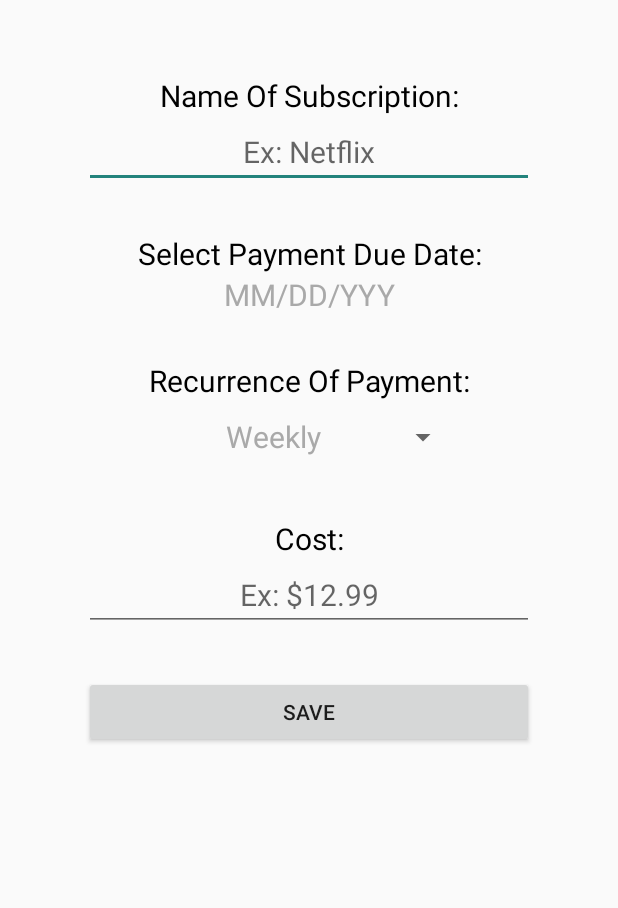
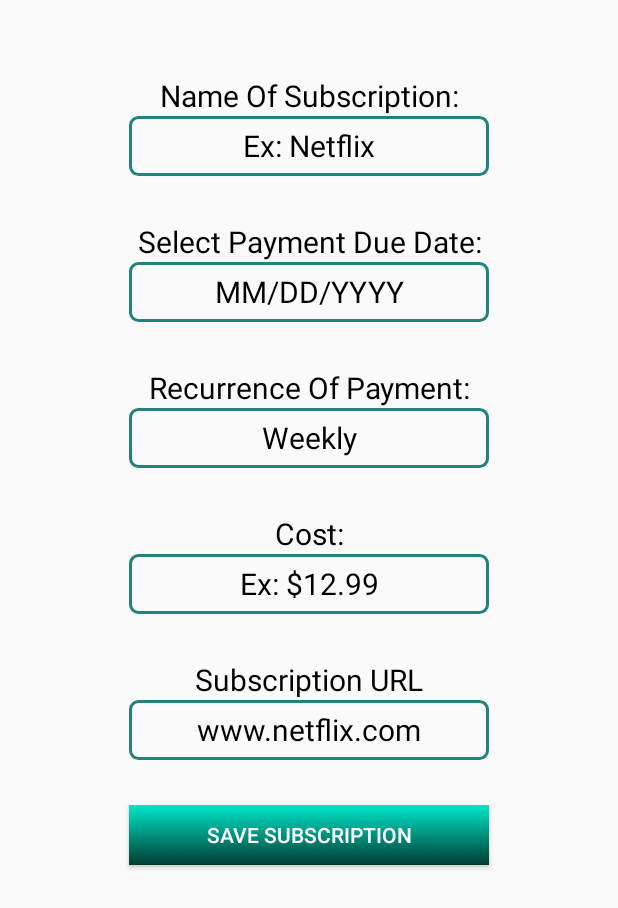
Before and after one commit to c-torres05/SubMerge, an Android app: the Edit screen opened directly, with no data from a screen before it, on a phone screen of 412 x 824 dp. Shown: the top 908 px of the screen. Run offline under Robolectric (Android 15) with nearby library versions, the light colour scheme and no system bars; libraries missing offline, so code that uses them is left out: com.mongodb.client, com.mongodb.lang, com.mongodb.stitch, org.bson, org.bson.codecs and 1 more; 1 statement that could not run was skipped.

Commit message:
cynthia-sprint3

```diff
--- /dev/null
+++ b/app/src/main/res/drawable/shape.xml
@@ -0,0 +1,8 @@
+<?xml version="1.0" encoding="utf-8"?>
+<shape xmlns:android="http://schemas.android.com/apk/res/android"
+    android:shape="rectangle">
+    <solid android:color="@android:color/transparent" />
+    <stroke android:color="@color/colorAccent" android:width="2dp" />
+    <corners android:radius="5dp" />
+
+</shape>
--- a/app/src/main/res/layout/edit.xml
+++ b/app/src/main/res/layout/edit.xml
@@ -7,7 +7,7 @@
 
     <LinearLayout
         android:layout_width="300dp"
-        android:layout_height="500dp"
+        android:layout_height="200dp"
         android:layout_alignParentTop="true"
         android:layout_alignParentBottom="true"
         android:layout_centerHorizontal="true"
@@ -18,17 +18,20 @@
         <!--Subscription Name-->
         <TextView
             android:id="@+id/sub_name"
-            android:layout_width="match_parent"
+            android:layout_width="240dp"
             android:layout_height="wrap_content"
+            android:layout_gravity="center"
             android:gravity="center"
             android:text="@string/name"
-            android:textColor="@color/black"
+            android:textColor="@color/text"
             android:textSize="20sp" />
 
         <EditText
             android:id="@+id/sub_input"
-            android:layout_width="match_parent"
-            android:layout_height="wrap_content"
+            android:layout_width="240dp"
+            android:layout_height="40dp"
+            android:layout_gravity="center"
+            android:background="@drawable/shape"
             android:gravity="center"
             android:hint="@string/example"
             android:importantForAutofill="no"
@@ -42,20 +45,23 @@
         <!--Renewal Date-->
         <TextView
             android:id="@+id/renewal_date"
-            android:layout_width="match_parent"
+            android:layout_width="240dp"
             android:layout_height="wrap_content"
+            android:layout_gravity="center"
             android:gravity="center"
             android:text="@string/payment"
-            android:textColor="@color/black"
+            android:textColor="@color/text"
             android:textSize="20sp" />
 
         <TextView
             android:id="@+id/select_date"
-            android:layout_width="match_parent"
-            android:layout_height="wrap_content"
+            android:layout_width="240dp"
+            android:layout_height="40dp"
+            android:layout_gravity="center"
+            android:background="@drawable/shape"
             android:gravity="center"
             android:text="@string/payment_ex"
-            android:textColor="@color/grey"
+            android:textColor="@color/text"
             android:textSize="20sp" />
 
         <Space
@@ -65,18 +71,20 @@
         <!--Payment Recurrence-->
         <TextView
             android:id="@+id/payment_recurrence"
-            android:layout_width="match_parent"
+            android:layout_width="240dp"
             android:layout_height="wrap_content"
+            android:layout_gravity="center"
             android:gravity="center"
             android:text="@string/recurrence"
-            android:textColor="@color/black"
+            android:textColor="@color/text"
             android:textSize="20sp" />
 
         <Spinner
             android:id="@+id/recur_spinner"
-            android:layout_width="200dp"
-            android:layout_height="wrap_content"
+            android:layout_width="240dp"
+            android:layout_height="40dp"
             android:layout_gravity="center"
+            android:background="@drawable/shape"
             android:text="@string/select"
             android:textAlignment="center" />
 
@@ -85,20 +93,22 @@
             android:layout_height="30dp" />
 
         <!--Cost-->
-
         <TextView
             android:id="@+id/cost_text"
-            android:layout_width="match_parent"
+            android:layout_width="240dp"
             android:layout_height="wrap_content"
+            android:layout_gravity="center"
             android:gravity="center"
             android:text="@string/cost"
-            android:textColor="@color/black"
+            android:textColor="@color/text"
             android:textSize="20sp" />
 
         <EditText
             android:id="@+id/cost_input"
-            android:layout_width="match_parent"
-            android:layout_height="wrap_content"
+            android:layout_width="240dp"
+            android:layout_height="40dp"
+            android:layout_gravity="center"
+            android:background="@drawable/shape"
             android:gravity="center"
             android:hint="@string/cost_ex"
             android:importantForAutofill="no"
@@ -109,11 +119,39 @@
             android:layout_width="match_parent"
             android:layout_height="30dp" />
 
+        <!--Cost-->
+        <TextView
+            android:id="@+id/url_text"
+            android:layout_width="240dp"
+            android:layout_height="wrap_content"
+            android:layout_gravity="center"
+            android:gravity="center"
+            android:text="@string/url"
+            android:textColor="@color/text"
+            android:textSize="20sp" />
+
+        <EditText
+            android:id="@+id/url_input"
+            android:layout_width="240dp"
+            android:layout_height="40dp"
+            android:layout_gravity="center"
+            android:background="@drawable/shape"
+            android:gravity="center"
+            android:hint="@string/url_ex"
+            android:importantForAutofill="no"
+            android:textSize="20sp" />
+
+        <Space
+            android:layout_width="match_parent"
+            android:layout_height="30dp" />
+
         <Button
             android:id="@+id/save_button"
-            android:layout_width="match_parent"
-            android:layout_height="wrap_content"
-            android:text="@string/button" />
-
+            android:layout_width="240dp"
+            android:layout_height="40dp"
+            android:layout_gravity="center"
+            android:background="@drawable/fade"
+            android:text="@string/button"
+            android:textColor="@color/white" />
     </LinearLayout>
 </RelativeLayout>
--- a/app/src/main/res/layout/edit_spinner.xml
+++ b/app/src/main/res/layout/edit_spinner.xml
@@ -5,11 +5,14 @@
 
     <TextView
         android:id="@+id/spinner_text_view"
-        android:layout_width="168dp"
-        android:layout_height="48dp"
+        android:layout_width="240dp"
+        android:layout_height="40dp"
+        android:layout_gravity="center"
+        android:gravity="center"
         android:text="@string/select"
-        android:textColor="@color/grey"
+        android:textAlignment="center"
+        android:textColor="@color/text"
         android:textSize="20sp"
-        android:gravity="center"/>
+        android:theme="@style/ThemeOverlay.AppCompat.Light" />
 
 </RelativeLayout>
--- a/app/src/main/res/layout/main.xml
+++ b/app/src/main/res/layout/main.xml
@@ -23,7 +23,7 @@
         android:layout_height="wrap_content"
         android:textSize="30sp"
         android:textAlignment="center"
-        android:textColor="@color/black"
+        android:textColor="@color/text"
         android:layout_marginTop="10dp"
         android:text="Cost this month"/>
 
@@ -31,7 +31,7 @@
         android:id="@+id/current_cost"
         android:textSize="30sp"
         android:textAlignment="center"
-        android:textColor="@color/black"
+        android:textColor="@color/text"
         android:layout_width="match_parent"
         android:layout_height="wrap_content"
         android:layout_below="@id/title"
@@ -50,7 +50,7 @@
         app:anotherMonthsDaysLabelsColor="#888787"
         app:abbreviationsBarColor="#FFFFFF"
         app:abbreviationsLabelsColor="#000000"
-        app:daysLabelsColor="@color/black"
+        app:daysLabelsColor="@color/text"
         app:pagesColor="#FFFFFF"
         />
 
--- a/app/src/main/res/layout/main_item.xml
+++ b/app/src/main/res/layout/main_item.xml
@@ -40,7 +40,7 @@
             android:layout_height="wrap_content"
             android:textSize="25dp"
             android:textStyle="bold"
-            android:textColor="@color/black"
+            android:textColor="@color/text"
             android:layout_marginLeft="25dp"
             android:layout_alignParentTop="true"
             android:layout_toEndOf="@+id/image"/>
@@ -54,7 +54,7 @@
             android:layout_marginLeft="25dp"
             android:textSize="15dp"
             android:textStyle="bold"
-            android:textColor="@color/black"/>
+            android:textColor="@color/text"/>
 
         <TextView
             android:id="@+id/cost"
@@ -62,7 +62,7 @@
             android:layout_height="wrap_content"
             android:textSize="25dp"
             android:textStyle="bold"
-            android:textColor="@color/black"
+            android:textColor="@color/text"
             android:layout_marginLeft="25dp"
             android:layout_marginRight="10dp"
             android:layout_alignParentRight="true"/>
@@ -76,7 +76,7 @@
             android:layout_alignBottom="@+id/message"
             android:textSize="15dp"
             android:textStyle="bold"
-            android:textColor="@color/black"/>
+            android:textColor="@color/text"/>
 
         <ImageView
             android:id="@+id/change_image"
--- a/app/src/main/res/values/colors.xml
+++ b/app/src/main/res/values/colors.xml
@@ -5,8 +5,7 @@
     <color name="colorPrimaryDark">#00BDA0</color>
     <color name="colorAccent">#23837C</color>
     <color name="text">#000000</color>
-    <color name="black">#000000</color>
-    <color name="grey">#A9A9A9</color>
+    <color name="white">#FFFFFF</color>
 
     <color name="daysLabelColor">#8A000000</color>
     <color name="currentMonthDayColor">#de000000</color>
--- a/app/src/main/res/values/strings.xml
+++ b/app/src/main/res/values/strings.xml
@@ -47,11 +47,13 @@
     <string name="recurrence">Recurrence Of Payment:</string>
     <string name="cost">Cost:</string>
     <string name="example">Ex: Netflix</string>
-    <string name="payment_ex">MM/DD/YYY</string>
+    <string name="url">Subscription URL</string>
+    <string name="payment_ex">MM/DD/YYYY</string>
     <string name="recur_ex">Weekly/Bi-Weekly/Monthly/Yearly</string>
+    <string name="cost_ex">Ex: $12.99</string>
+    <string name="url_ex">www.netflix.com</string>
     <string name="select">-SELECT-</string>
-    <string name="cost_ex">Ex: $12.99</string>
-    <string name="button">SAVE</string>
+    <string name="button">SAVE SUBSCRIPTION</string>
 
 
 
--- a/app/src/main/res/values/styles.xml
+++ b/app/src/main/res/values/styles.xml
@@ -6,6 +6,7 @@
         <item name="colorPrimary">@color/colorPrimary</item>
         <item name="colorPrimaryDark">@color/colorPrimaryDark</item>
         <item name="colorAccent">@color/colorAccent</item>
+        <item name="android:textColorHint">@color/text</item>
     </style>
 
 </resources>
```
Also changed, not shown: app/src/main/res/drawable/fade.jpg (added).
